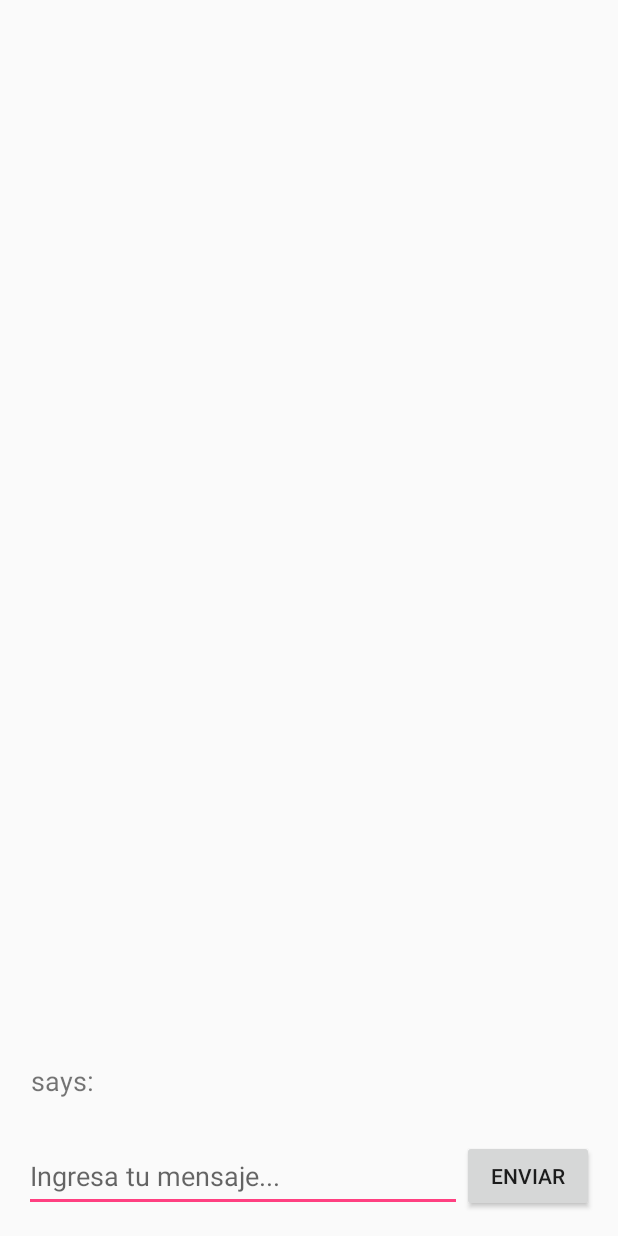
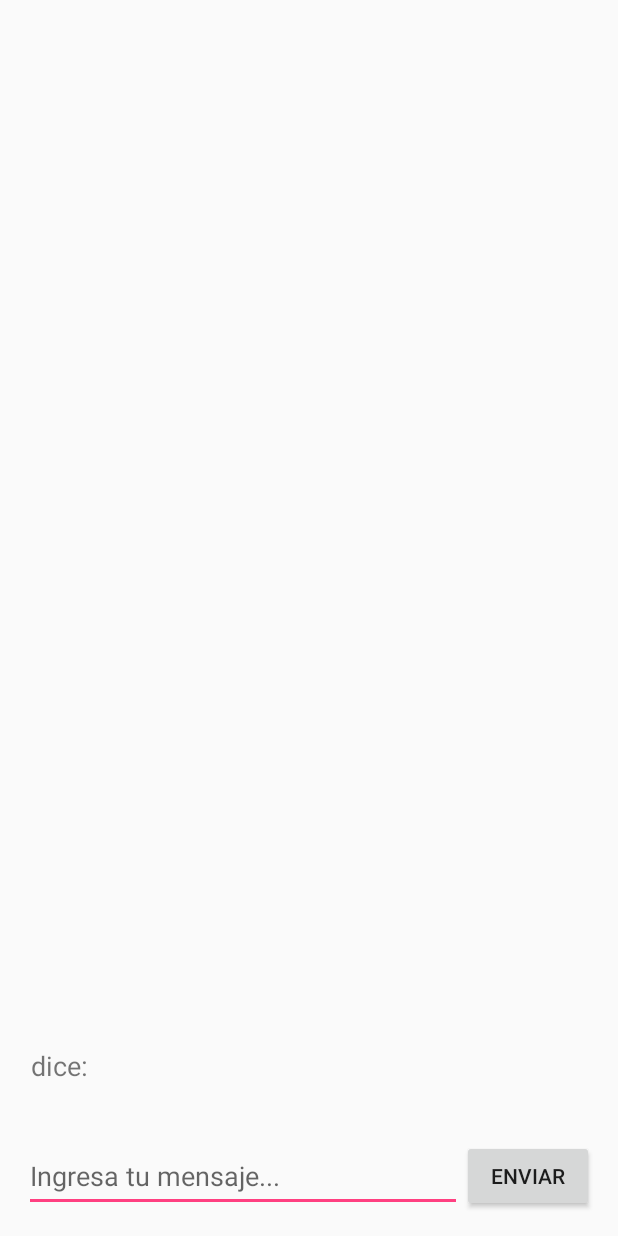
Before and after one commit to chestacio/ponceapp, an Android app: the ChatActivity screen opened directly, with no data from a screen before it, after a tap on "ENVIAR", on a phone screen of 412 x 824 dp. Run offline under Robolectric (Android 15) with nearby library versions, the phone set to English and light mode, and no system bars; libraries missing offline, so code that uses them is left out: com.github.nkzawa.emitter, com.github.nkzawa.socketio; 7 statements that could not run were skipped.

Commit message:
Texto último mensaje recibido

```diff
--- a/app/src/main/java/cl/grobic/ponceapp/ponceapp/Activities/ChatActivity.java
+++ b/app/src/main/java/cl/grobic/ponceapp/ponceapp/Activities/ChatActivity.java
@@ -9,6 +9,7 @@ import android.view.View;
 import android.widget.Button;
 import android.widget.EditText;
 import android.widget.ListView;
+import android.widget.TextView;
 
 import com.github.nkzawa.emitter.Emitter;
 
@@ -47,6 +48,8 @@ import cl.grobic.ponceapp.ponceapp.Utilidades.Utilidades;
 public class ChatActivity extends Activity {
 
     private Button botonEnviarMensaje;
+    private TextView textViewFechaUltimoMensaje, textViewHoraUltimoMensaje;
+    private TextView textViewUltimoMensajeRecibido, textViewEl;
     private EditText editTextIngresarMensaje;
     private ListView listViewMensajes;
     private ArrayList<MensajeChatModel> listaMensajes;
@@ -67,6 +70,10 @@ public class ChatActivity extends Activity {
         editTextIngresarMensaje = (EditText) findViewById(R.id.editTextIngresarMensaje);
         botonEnviarMensaje = (Button) findViewById(R.id.botonEnviarMensaje);
         listViewMensajes = (ListView) findViewById(R.id.listViewMensajesChat);
+        textViewUltimoMensajeRecibido = (TextView) findViewById(R.id.textViewUltimoMensajeRecibidoALas);
+        textViewHoraUltimoMensaje = (TextView) findViewById(R.id.textViewHoraUltimoMensaje);
+        textViewEl = (TextView) findViewById(R.id.textViewEl);
+        textViewFechaUltimoMensaje = (TextView) findViewById(R.id.textViewFechaUltimoMensaje);
 
         listaMensajes = new ArrayList<MensajeChatModel>();
         adapter = new MessageAdapter(this, listaMensajes);
@@ -132,8 +139,11 @@ public class ChatActivity extends Activity {
                         // al usuario logueado, entonces hay que filtrar y agregar al ListView solo
                         // aquel que corresponde a la misma persona, y no agregar un mensaje de un
                         // tercero a la conversa
-                        if (emailIncommingMessage.equals(emailDestino))
+                        if (emailIncommingMessage.equals(emailDestino)) {
                             addMessageToListView(usernameIncommingMessage, msgIncommingMessage);
+                            mostrarTextoUltimoMensaje();
+                        }
+
                     } catch (JSONException e) {
                         e.printStackTrace();
                     }
@@ -142,12 +152,32 @@ public class ChatActivity extends Activity {
         }
     };
 
-    // Lee los mensajes almacenados y los agrega al ListView
+    /**
+     * Lee los mensajes almacenados y los agrega al ListView
+     * Estructura [correo_contacto].xml:
+     *
+     * <historial>
+     *
+     *     <nodoMensaje>
+     *         <nickname>chestacu</nickname>
+     *         <mensaje>holaaaa</mensaje>
+     *         <hora>02:27</hora>
+     *         <fecha>12/06/2016</fecha>
+     *     </nodoMensaje>
+     *
+     *     <nodoMensaje>
+     *         ...
+     *     </nodoMensaje>
+     *
+     * </historial>
+     */
     private void leerMensajesAlmacenados() {
         File file = this.getFileStreamPath(emailDestino + ".xml");
 
         // Si el archivo del historial no existe crea uno nuevo
         if (!file.exists()){
+            ocultarTextoUltimoMensaje();
+
             try {
                 DocumentBuilderFactory docFactory = DocumentBuilderFactory.newInstance();
                 DocumentBuilder docBuilder = docFactory.newDocumentBuilder();
@@ -181,6 +211,11 @@ public class ChatActivity extends Activity {
             }
 
         } else {
+            String nickname = "";
+            String msg = "";
+            String hora = null;
+            String fecha = null;
+
             //Obtenemos la referencia al fichero XML de entrada
             FileInputStream fil = null;
             try {
@@ -194,17 +229,33 @@ public class ChatActivity extends Activity {
                 // Elemento raiz ("Historial")
                 Element root = dom.getDocumentElement();
 
-                // Iteramos sobre los hijos ("nodoMensaje") y agregamos el mensaje al ListView
+                // Hijos ("nodoMensaje")
                 NodeList hijos = root.getChildNodes();
 
                 // Ya que al recibir mensajes los guarda repetidas veces en el .xml (NPI por qué)
                 // simplemente omito los mensajes repetidos que estén seguidos y agrego
                 // sólo aquellos que difieren con el anterior.
                 Node mensajeAnterior = hijos.item(0);
+
                 for (int i = 0; i < hijos.getLength(); i++) {
                     Node nodoMensaje = hijos.item(i);
-                    String nickname = nodoMensaje.getFirstChild().getTextContent();
-                    String msg = nodoMensaje.getLastChild().getTextContent();
+
+                    NodeList datosMensaje = nodoMensaje.getChildNodes();
+
+                    for (int j = 0; j < datosMensaje.getLength(); j++) {
+                        Node datoMensaje = datosMensaje.item(j);
+                        if (datoMensaje.getNodeName().equals("nickname"))
+                            nickname = datoMensaje.getTextContent();
+                        else if (datoMensaje.getNodeName().equals("mensaje"))
+                            msg = datoMensaje.getTextContent();
+
+                        // Obteniendo la fecha y hora del último mensaje del otro contacto
+                        else if (datoMensaje.getNodeName().equals("hora") && !nickname.equals(user.get("nickname").toString()))
+                            hora = datoMensaje.getTextContent();
+                        else if (datoMensaje.getNodeName().equals("fecha") && !nickname.equals(user.get("nickname").toString()))
+                            fecha = datoMensaje.getTextContent();
+
+                    }
 
                     // Se agrega el primer mensaje
                     if (i == 0)
@@ -219,6 +270,16 @@ public class ChatActivity extends Activity {
 
                 fil.close();
 
+                if (fecha != null && hora != null) {
+                    textViewFechaUltimoMensaje.setText(fecha);
+                    textViewHoraUltimoMensaje.setText(hora);
+                }
+                /* En caso de que no se tenga la última fecha ni hora
+                *  (i.e. no hay historial o no se tenga almacenado previamente) */
+                else
+                    ocultarTextoUltimoMensaje();
+
+
             } catch (FileNotFoundException e) {
                 e.printStackTrace();
             } catch (SAXException e) {
@@ -226,6 +287,8 @@ public class ChatActivity extends Activity {
             } catch (ParserConfigurationException e) {
                 e.printStackTrace();
             } catch (IOException e) {
+                e.printStackTrace();
+            } catch (JSONException e) {
                 e.printStackTrace();
             }
         }
@@ -243,6 +306,23 @@ public class ChatActivity extends Activity {
         listViewMensajes.setSelection(adapter.getCount()-1);
     }
 
+    private void ocultarTextoUltimoMensaje() {
+        textViewUltimoMensajeRecibido.setVisibility(View.GONE);
+        textViewHoraUltimoMensaje.setVisibility(View.GONE);
+        textViewEl.setVisibility(View.GONE);
+        textViewFechaUltimoMensaje.setVisibility(View.GONE);
+    }
+
+    private void mostrarTextoUltimoMensaje() {
+        textViewUltimoMensajeRecibido.setVisibility(View.VISIBLE);
+        textViewHoraUltimoMensaje.setVisibility(View.VISIBLE);
+        textViewEl.setVisibility(View.VISIBLE);
+        textViewFechaUltimoMensaje.setVisibility(View.VISIBLE);
+
+        textViewHoraUltimoMensaje.setText(Utilidades.getTextoHora());
+        textViewFechaUltimoMensaje.setText(Utilidades.getTextoFecha());
+    }
+
 
     @Override
     public boolean onCreateOptionsMenu(Menu menu) {
--- a/app/src/main/java/cl/grobic/ponceapp/ponceapp/Utilidades/Utilidades.java
+++ b/app/src/main/java/cl/grobic/ponceapp/ponceapp/Utilidades/Utilidades.java
@@ -12,6 +12,8 @@ import java.io.FileInputStream;
 import java.io.FileNotFoundException;
 import java.io.IOException;
 import java.io.OutputStreamWriter;
+import java.util.Calendar;
+import java.util.Date;
 
 import javax.xml.parsers.DocumentBuilder;
 import javax.xml.parsers.DocumentBuilderFactory;
@@ -92,6 +94,14 @@ public class Utilidades {
             elementoMensaje.appendChild(document.createTextNode(mensaje));
             nodoMensaje.appendChild(elementoMensaje);
 
+            Element elementoHora = document.createElement("hora");
+            elementoHora.appendChild(document.createTextNode(getTextoHora()));
+            nodoMensaje.appendChild(elementoHora);
+
+            Element elementoFecha = document.createElement("fecha");
+            elementoFecha.appendChild(document.createTextNode(getTextoFecha()));
+            nodoMensaje.appendChild(elementoFecha);
+
             //Creamos un fichero en memoria interna
             OutputStreamWriter fout = new OutputStreamWriter(
                     contexto.openFileOutput(emailDestino + ".xml", Context.MODE_PRIVATE));
@@ -119,4 +129,31 @@ public class Utilidades {
         }
 
     }
+
+    /* Retorna la hora en formato hh:mm */
+    public static String getTextoHora() {
+        Calendar horaActual = Calendar.getInstance();
+
+        int hora = horaActual.get(Calendar.HOUR);
+        int min = horaActual.get(Calendar.MINUTE);
+
+        String minStr = min < 10 ? "0" + min : String.valueOf(min);
+        String horaStr = hora < 10 ? "0" + hora : String.valueOf(hora);
+
+        return horaStr + ":" + minStr;
+    }
+
+    /* Retorna la fecha en formato dd/mm/aaaa */
+    public static String getTextoFecha() {
+        Calendar horaActual = Calendar.getInstance();
+
+        int dia = horaActual.get(Calendar.DAY_OF_MONTH);
+        int mes = horaActual.get(Calendar.MONTH) + 1;
+        int año = horaActual.get(Calendar.YEAR);
+
+        String diaStr = dia < 10 ? "0" + dia : String.valueOf(dia);
+        String mesStr = mes < 10 ? "0" + mes : String.valueOf(mes);
+
+        return diaStr + "/" + mesStr + "/" + String.valueOf(año);
+    }
 }
--- a/app/src/main/res/layout/chat.xml
+++ b/app/src/main/res/layout/chat.xml
@@ -38,6 +38,52 @@
         android:layout_alignParentStart="true"
         android:divider="@null"
         android:dividerHeight="0dp"
-        android:layout_above="@+id/editTextIngresarMensaje" />
+        android:layout_above="@+id/textViewUltimoMensajeRecibidoALas" />
+
+    <TextView
+        android:layout_width="wrap_content"
+        android:layout_height="wrap_content"
+        android:paddingTop="5dp"
+        android:text="Último mensaje recibido a las "
+        android:layout_above="@+id/editTextIngresarMensaje"
+        android:layout_alignParentLeft="true"
+        android:layout_alignParentStart="true"
+        android:id="@+id/textViewUltimoMensajeRecibidoALas"
+        android:textSize="12dp"
+        android:textStyle="italic"
+        android:textIsSelectable="false" />
+
+    <TextView
+        android:layout_width="wrap_content"
+        android:layout_height="wrap_content"
+        android:text="00:00"
+        android:id="@+id/textViewHoraUltimoMensaje"
+        android:textSize="12dp"
+        android:textStyle="italic"
+        android:layout_above="@+id/editTextIngresarMensaje"
+        android:layout_toRightOf="@+id/textViewUltimoMensajeRecibidoALas"
+        android:layout_toEndOf="@+id/textViewUltimoMensajeRecibidoALas" />
+
+    <TextView
+        android:layout_width="wrap_content"
+        android:layout_height="wrap_content"
+        android:text=" el "
+        android:id="@+id/textViewEl"
+        android:textSize="12dp"
+        android:textStyle="italic"
+        android:layout_above="@+id/editTextIngresarMensaje"
+        android:layout_toRightOf="@+id/textViewHoraUltimoMensaje"
+        android:layout_toEndOf="@+id/textViewHoraUltimoMensaje" />
+
+    <TextView
+        android:layout_width="wrap_content"
+        android:layout_height="wrap_content"
+        android:text="01/01/2016"
+        android:id="@+id/textViewFechaUltimoMensaje"
+        android:textSize="12dp"
+        android:textStyle="italic"
+        android:layout_alignTop="@+id/textViewEl"
+        android:layout_toRightOf="@+id/textViewEl"
+        android:layout_toEndOf="@+id/textViewEl" />
 
 </RelativeLayout>
--- a/app/src/main/res/layout/fila_mensaje.xml
+++ b/app/src/main/res/layout/fila_mensaje.xml
@@ -18,7 +18,7 @@
         <TextView
             android:layout_width="wrap_content"
             android:layout_height="wrap_content"
-            android:text=" says:"
+            android:text=" dice:"
             android:textSize="18dp" />
     </LinearLayout>
     <TextView
@@ -26,6 +26,7 @@
         android:text="ke wa elmanooooo"
         android:layout_width="wrap_content"
         android:layout_height="wrap_content"
-        android:textSize="20dp" />
+        android:textSize="20dp"
+        android:paddingBottom="10dp"/>
 
 </LinearLayout>
```
Also changed, not shown: 1 other file.
